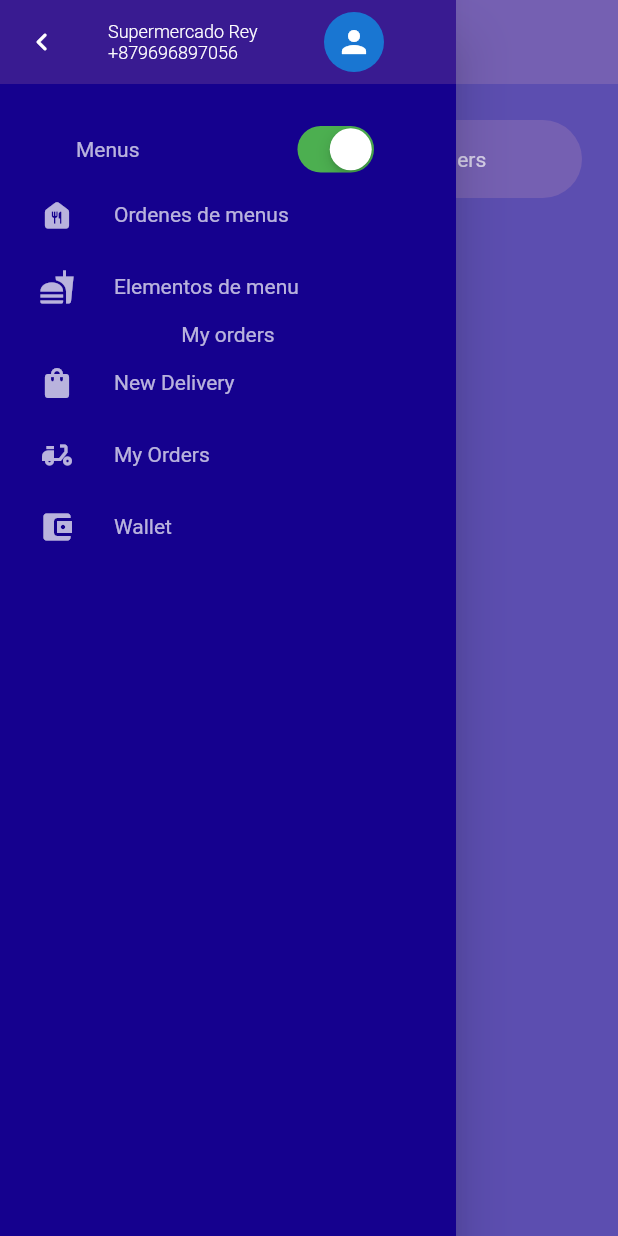
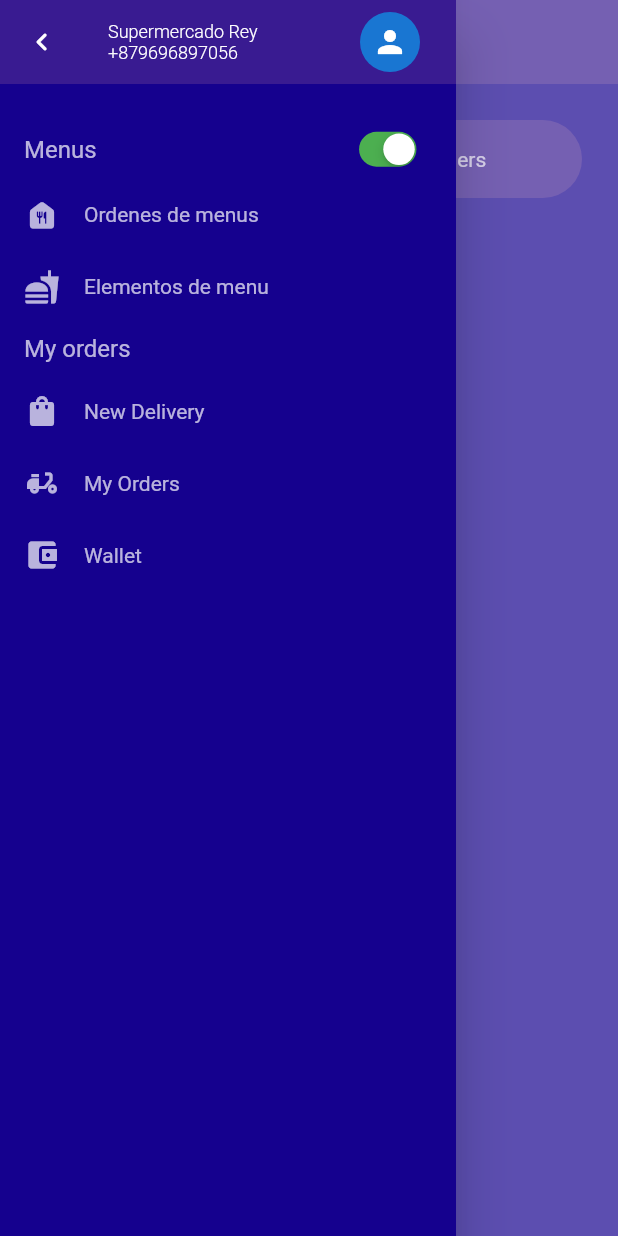
Before and after one commit to marcoleonardini/asap_challenge_cubit, a Flutter app: the HomeScreen screen opened by its route, with the side drawer open, on a phone screen of 412 x 824 dp. Run offline on Flutter 3.47's test engine with Material 2 defaults, Android fonts, the light colour scheme and no system bars; our stand-ins replace bloc, firebase_auth, firebase_core, flutter_bloc; accounts and stored records are empty.

Commit message:
Fix padding on menu drawer

```diff
--- a/lib/src/ui/screens/splash_screen/splash_screen.dart
+++ b/lib/src/ui/screens/splash_screen/splash_screen.dart
@@ -141,7 +141,7 @@ class ButtonsWidget extends StatelessWidget {
       children: [
         SizedBox(
           width: 200,
-          child: FlatButton(
+          child: RaisedButton(
             onPressed: () {
               Navigator.pushReplacementNamed(context, LoginScreen.route);
             },
--- a/lib/src/ui/widgets/drawers/main_menu_drawer.dart
+++ b/lib/src/ui/widgets/drawers/main_menu_drawer.dart
@@ -18,6 +18,7 @@ class MainMenuDrawer extends StatelessWidget {
         color: Color(0xff15018E),
         child: Column(
           mainAxisSize: MainAxisSize.min,
+          crossAxisAlignment: CrossAxisAlignment.start,
           children: [
             AppBar(
               leading: IconButton(
@@ -56,18 +57,28 @@ class MainMenuDrawer extends StatelessWidget {
                     child: Icon(Icons.person),
                   ),
                 ),
-                SizedBox(width: 24.0)
               ],
             ),
+            Padding(
+              padding: const EdgeInsets.symmetric(horizontal: 16.0),
+              child: Column(
+                crossAxisAlignment: CrossAxisAlignment.start,
+                children: [
                   SizedBox(height: 24.0),
                   Row(
-              mainAxisAlignment: MainAxisAlignment.spaceAround,
+                    mainAxisAlignment: MainAxisAlignment.spaceBetween,
                     children: [
-                Text('Menus'),
-                CupertinoSwitch(
+                      Text(
+                        'Menus',
+                        style: TextStyle(fontSize: 16.0),
+                      ),
+                      Transform.scale(
+                        scale: 0.75,
+                        child: CupertinoSwitch(
                           value: true,
                           onChanged: (value) {},
                           activeColor: Colors.green,
+                        ),
                       )
                     ],
                   ),
@@ -79,7 +90,14 @@ class MainMenuDrawer extends StatelessWidget {
                     icon: Icon(Icons.fastfood),
                     text: 'Elementos de menu',
                   ),
-            Text('My orders'),
+                  Padding(
+                    padding: const EdgeInsets.symmetric(vertical: 8.0),
+                    child: Text(
+                      'My orders',
+                      textAlign: TextAlign.start,
+                      style: TextStyle(fontSize: 16.0),
+                    ),
+                  ),
                   _IconTextRow(
                     icon: Icon(Icons.shopping_bag_rounded),
                     text: 'New Delivery',
@@ -91,6 +109,9 @@ class MainMenuDrawer extends StatelessWidget {
                   _IconTextRow(
                     icon: Icon(Icons.account_balance_wallet),
                     text: 'Wallet',
+                  ),
+                ],
+              ),
             ),
           ],
         ),
@@ -116,9 +137,9 @@ class _IconTextRow extends StatelessWidget {
       height: 48.0,
       child: Row(
         children: [
-          Expanded(child: icon),
+          icon,
+          SizedBox(width: 16.0),
           Expanded(
-            flex: 3,
             child: Text(text),
           )
         ],
```
Lines whose indentation alone changed are shown as unchanged.
